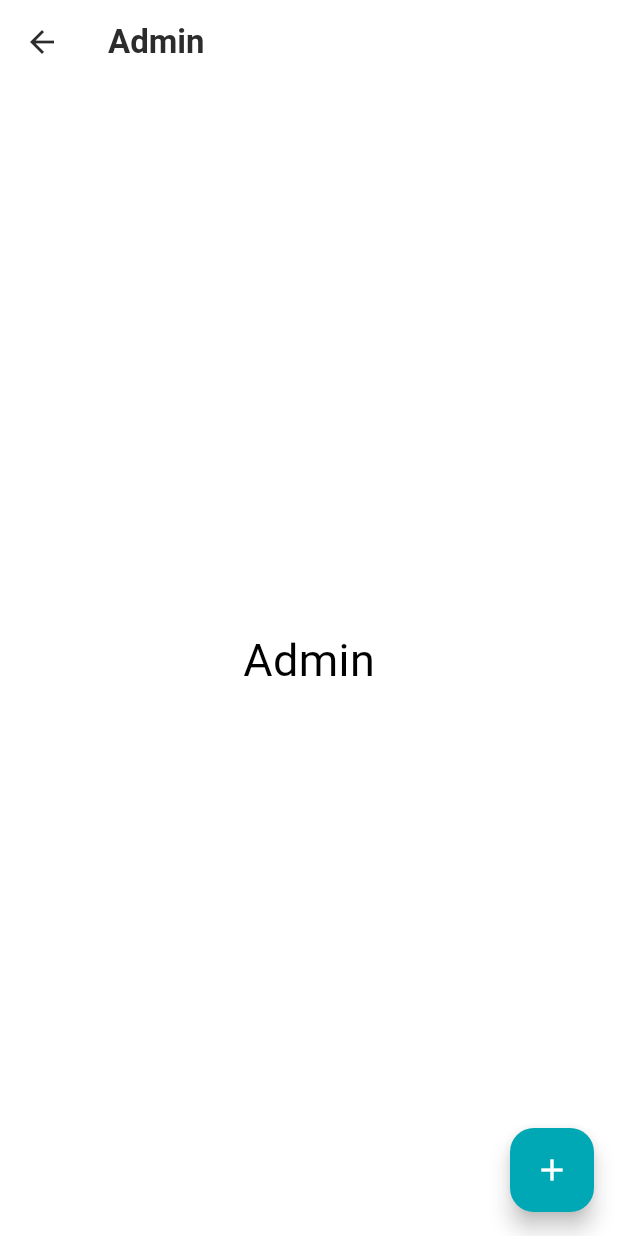
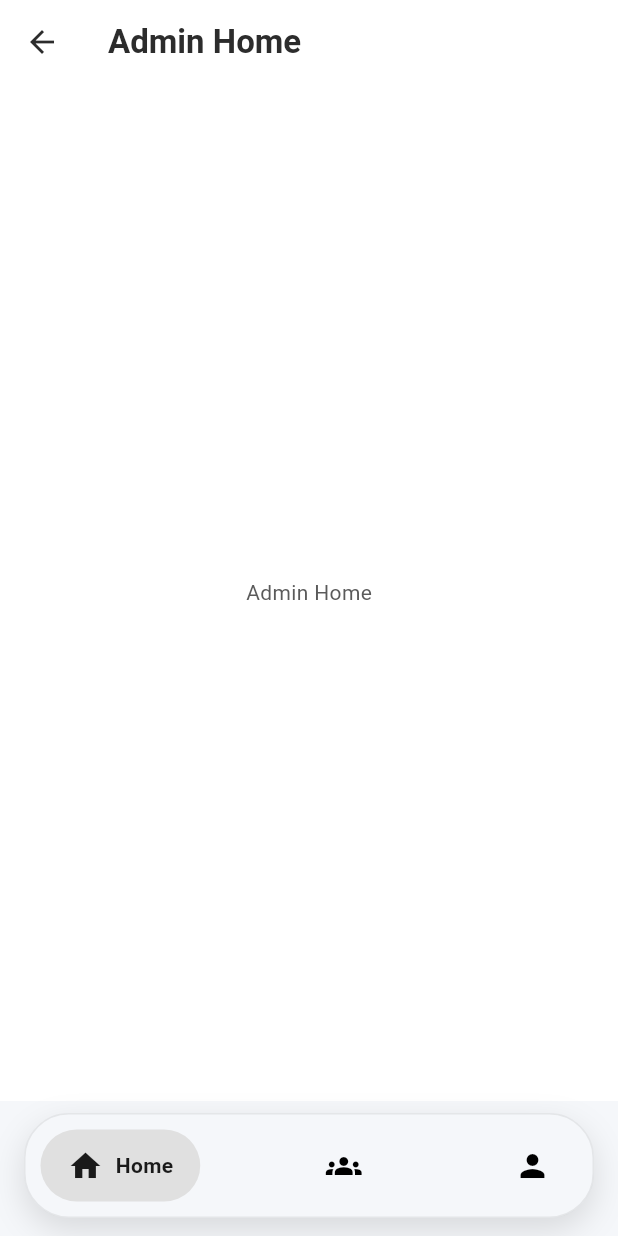
Before and after one commit to am4iir/DAM-Project, a Flutter app: the Admin screen opened by its route, on a phone screen of 412 x 824 dp. Run offline on Flutter 3.47's test engine with Material 3 defaults, Android fonts, the phone set to English and light mode, and no system bars; drawn by our look-alikes of google_nav_bar; our stand-ins replace shared_preferences; accounts and stored records are empty.

Commit message:
feat: implement Admin page with navigation and subpages for Home, Groups, and Profile

```diff
--- a/frontend/lib/pages/admin_page/admin_main.dart
+++ b/frontend/lib/pages/admin_page/admin_main.dart
@@ -1,30 +1,74 @@
+import 'package:flutter/material.dart';
+import 'package:frontend/pages/admin_page/admin_page/admin_group_menege_page.dart';
+import 'package:frontend/pages/admin_page/admin_page/admin_home_page.dart';
+import 'package:frontend/pages/admin_page/admin_page/admin_profile_page.dart';
+import 'package:frontend/widgets/widget/navbar.dart';
 
-import 'package:flutter/material.dart';
-import 'package:shared_preferences/shared_preferences.dart';
-
-class Admin extends StatelessWidget {
+class Admin extends StatefulWidget {
   const Admin({super.key});
 
   @override
+  State<Admin> createState() => _StudentState();
+}
+
+class _StudentState extends State<Admin> {
+  int _selectedIndex = 0;
+
+  final List<Widget> studentPages = const [
+    AdminHomePage(),
+    AdminGroupMenegePage(),
+    AdminProfilePage()
+  ];
+
+  final List<Map<String, dynamic>> navItems = const [
+    {'icon': Icons.home, 'text': 'Home'},
+    {'icon': Icons.groups, 'text': 'Groups'},
+    {'icon': Icons.person, 'text': 'Profile'},
+  ];
+
+  @override
   Widget build(BuildContext context) {
+    final theme = Theme.of(context);
+
     return Scaffold(
-      appBar: AppBar(
-        title: Text('Admin'),
+      backgroundColor: theme.colorScheme.background,
 
+      body: IndexedStack(
+        index: _selectedIndex,
+        children: studentPages,
       ),
-      body: Container(
 
-        child: Center(child: Text('Admin' ,style: TextStyle(color: Colors.black,fontSize: 30))),
-      ),
-      floatingActionButton: FloatingActionButton(
-        onPressed: () {
-          SharedPreferences.getInstance().then((prefs) {
-          prefs.remove('token');
-        });
-         Navigator.pushNamed(context, '/singin');
-
-        },
-        child: Icon(Icons.add),
+      bottomNavigationBar: SafeArea(
+        child: Padding(
+          padding: const EdgeInsets.fromLTRB(16, 8, 16, 12),
+          child: Container(
+            height: 70,
+            decoration: BoxDecoration(
+              color: theme.colorScheme.background,
+              border: Border.all(
+                color: theme.colorScheme.onBackground.withOpacity(0.08),
+              ),
+              borderRadius: BorderRadius.circular(30),
+              boxShadow: [
+                BoxShadow(
+                  color: Colors.black.withOpacity(0.12),
+                  blurRadius: 18,
+                  offset: const Offset(0, 8),
+                ),
+              ],
+            ),
+            padding: const EdgeInsets.symmetric(horizontal: 10, vertical: 6),
+            child: Navbar(
+              items: navItems,
+              selectedIndex: _selectedIndex,
+              onChanged: (index) {
+                setState(() {
+                  _selectedIndex = index;
+                });
+              },
+            ),
+          ),
+        ),
       ),
     );
   }
--- /dev/null
+++ b/frontend/lib/pages/admin_page/admin_page/admin_home_page.dart
@@ -0,0 +1,18 @@
+import 'package:flutter/material.dart';
+
+
+class AdminHomePage extends StatelessWidget {
+  const AdminHomePage({super.key});
+
+  @override
+  Widget build(BuildContext context) {
+    return Scaffold(
+      appBar: AppBar(
+        title: Text('Admin Home'),
+      ),
+      body: Container(
+        child: Center(child: Text('Admin Home')),
+      ),
+    );
+  }
+}
```
Also changed, not shown: frontend/lib/pages/admin_page/admin_page/admin_group_menege_page.dart (added, +18 -0 lines), frontend/lib/pages/admin_page/admin_page/admin_profile_page.dart (added, +17 -0 lines).
